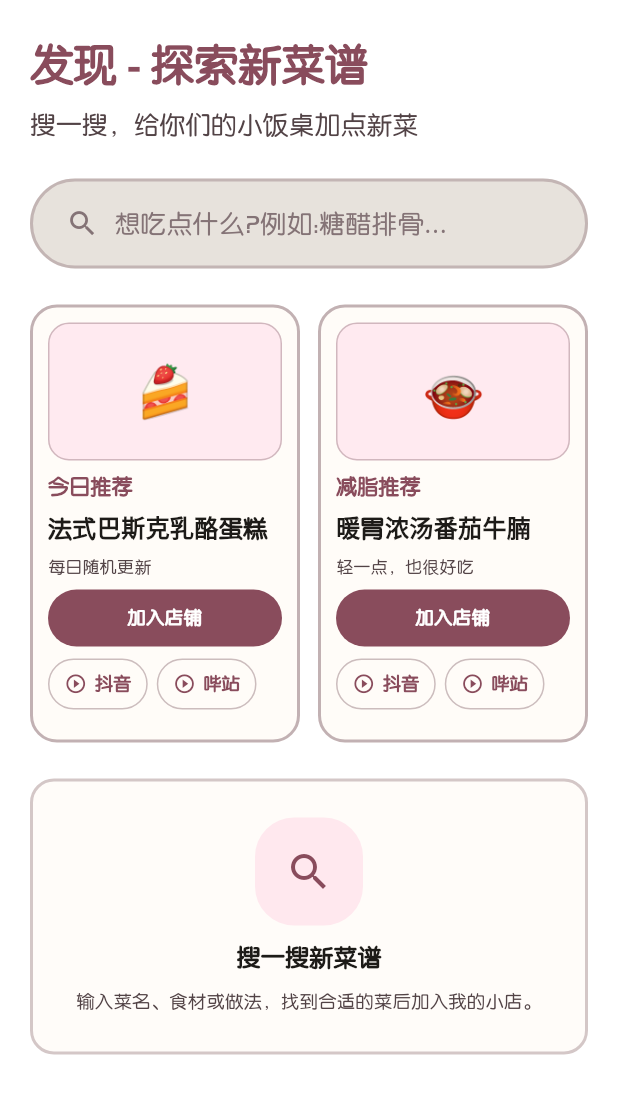
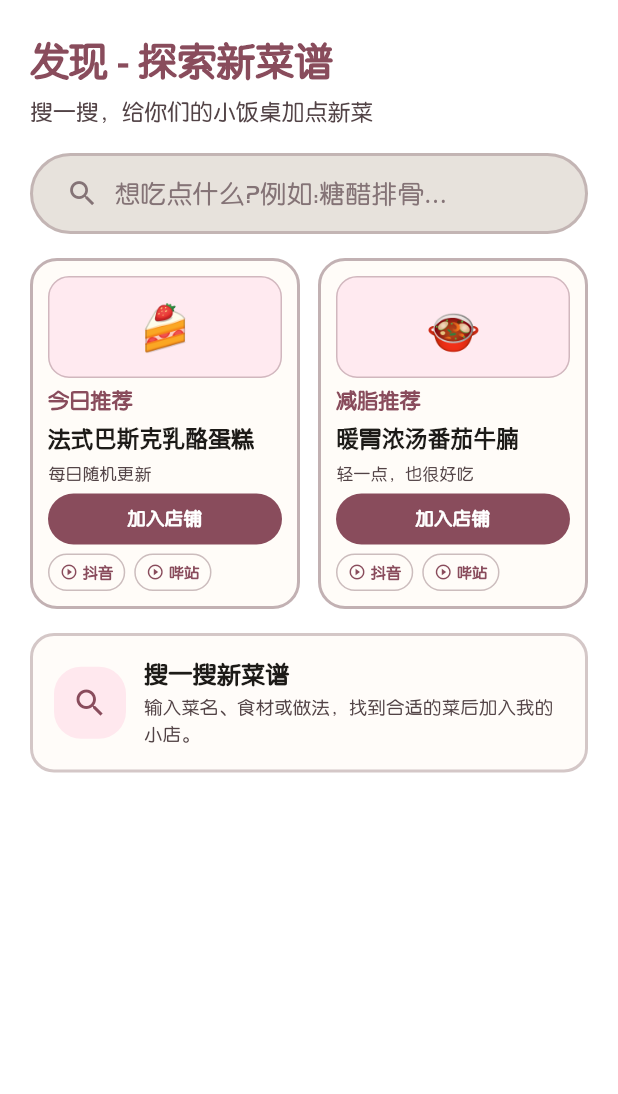
Before and after one commit to smawdf/-app, a Flutter app: the DiscoverPage widget shown alone on an empty page, opened directly with empty values, on a phone screen of 412 x 824 dp. Shown: the top 1094 px of the screen. Run offline on Flutter 3.47's test engine with Material 3 defaults, Android fonts, the phone set to English and light mode, and no system bars; our stand-ins replace dio, flutter_animate, supabase_flutter; missing offline and left inert: liquid_glass_widgets; accounts and stored records are empty.

Commit message:
feat(discover): 发现页收紧排版，一屏装得下
- 标题 29->26、副标题 17->15、分隔 24->16、搜索框 60->54
- 推荐卡 minHeight 292->214、图高 92->68、标题/副标题收成一行；两个视频 chip 加 dense 变体（此前在 113dp 卡宽下折成两行）
- 「搜一搜新菜谱」提示卡与空态卡由竖排大卡改横排一行，各省约 120dp
- 结果卡缩略图 100->84、菜名 22->19，「加入我的小店」按钮高度 38->34

```diff
--- a/lib/ui/pages/discover_page.dart
+++ b/lib/ui/pages/discover_page.dart
@@ -302,8 +302,8 @@ class _DiscoverPageState extends State<DiscoverPage> {
           return ListView.separated(
             // 原生 contentPadding(start 20, top 24, end 20, bottom 172) → 底栏收敛为 clearance
             padding: EdgeInsets.fromLTRB(20, 24, 20, CozyDock.clearanceOf(context)),
-            // 原生 verticalArrangement = Arrangement.spacedBy(24.dp)
-            separatorBuilder: (_, _) => const SizedBox(height: 24),
+            // 原生 verticalArrangement = Arrangement.spacedBy(24.dp)，这里收到 16 让一屏装得下
+            separatorBuilder: (_, _) => const SizedBox(height: 16),
             itemCount: items.length,
             itemBuilder: (_, index) => items[index],
           );
@@ -348,19 +348,19 @@ class _DiscoverPageState extends State<DiscoverPage> {
           '发现 - 探索新菜谱',
           style: TextStyle(
             color: _discoverPrimary,
-            fontSize: 29,
-            height: 37 / 29,
+            fontSize: 26,
+            height: 34 / 26,
             fontWeight: FontWeight.w900,
             letterSpacing: 0,
           ),
         ),
-        SizedBox(height: 9),
+        SizedBox(height: 6),
         Text(
           '搜一搜，给你们的小饭桌加点新菜',
           style: TextStyle(
             color: CozyPalette.onSurfaceVariant,
-            fontSize: 17,
-            height: 25 / 17,
+            fontSize: 15,
+            height: 22 / 15,
           ),
         ),
       ],
@@ -374,7 +374,7 @@ class _DiscoverPageState extends State<DiscoverPage> {
         : _kSearchPlaceholder;
 
     return Container(
-      height: 60,
+      height: 54,
       decoration: BoxDecoration(
         color: _discoverInput,
         borderRadius: BorderRadius.circular(999),
@@ -471,11 +471,11 @@ class _DiscoverPageState extends State<DiscoverPage> {
     ];
   }
 
-  // 原生 DiscoverSearchPrompt（L669-705）
+  // 原生 DiscoverSearchPrompt（L669-705）：原生是竖排居中大卡，太占高度，这里改横排一行
   Widget _buildSearchPrompt(ThemeData theme) {
     return Container(
       width: double.infinity,
-      padding: const EdgeInsets.all(24),
+      padding: const EdgeInsets.all(14),
       decoration: BoxDecoration(
         color: _discoverCreamCard.withValues(alpha: 0.84),
         borderRadius: BorderRadius.circular(16),
@@ -484,20 +484,24 @@ class _DiscoverPageState extends State<DiscoverPage> {
           width: 2,
         ),
       ),
-      child: Column(
-        mainAxisSize: MainAxisSize.min,
+      child: Row(
         children: [
           Container(
-            width: 72,
-            height: 72,
+            width: 48,
+            height: 48,
             alignment: Alignment.center,
             decoration: BoxDecoration(
               color: _kSoftPinkBg,
-              borderRadius: BorderRadius.circular(26),
+              borderRadius: BorderRadius.circular(18),
             ),
-            child: const Icon(Icons.search, size: 32, color: _discoverPrimary),
+            child: const Icon(Icons.search, size: 24, color: _discoverPrimary),
           ),
-          const SizedBox(height: 10),
+          const SizedBox(width: 12),
+          Expanded(
+            child: Column(
+              mainAxisSize: MainAxisSize.min,
+              crossAxisAlignment: CrossAxisAlignment.start,
+              children: [
                 Text(
                   '搜一搜新菜谱',
                   style: theme.textTheme.titleMedium?.copyWith(
@@ -505,12 +509,14 @@ class _DiscoverPageState extends State<DiscoverPage> {
                     fontWeight: FontWeight.w900,
                   ),
                 ),
-          const SizedBox(height: 10),
+                const SizedBox(height: 3),
                 Text(
                   '输入菜名、食材或做法，找到合适的菜后加入我的小店。',
-            textAlign: TextAlign.center,
                   style: theme.textTheme.bodySmall?.copyWith(
                     color: CozyPalette.onSurfaceVariant,
+                  ),
+                ),
+              ],
             ),
           ),
         ],
@@ -518,12 +524,12 @@ class _DiscoverPageState extends State<DiscoverPage> {
     );
   }
 
-  // 原生 DiscoverEmptyState（L707-747）
+  // 原生 DiscoverEmptyState（L707-747）：同样由竖排大卡改横排，省掉约 120dp 高度
   Widget _buildEmptyState(ThemeData theme) {
     final query = _query.trim();
     return Container(
       width: double.infinity,
-      padding: const EdgeInsets.all(24),
+      padding: const EdgeInsets.all(14),
       decoration: BoxDecoration(
         color: _discoverCreamCard.withValues(alpha: 0.92),
         borderRadius: BorderRadius.circular(16),
@@ -535,13 +541,15 @@ class _DiscoverPageState extends State<DiscoverPage> {
       child: Column(
         mainAxisSize: MainAxisSize.min,
         children: [
+          Row(
+            children: [
               Container(
-            width: 68,
-            height: 68,
+                width: 48,
+                height: 48,
                 alignment: Alignment.center,
                 decoration: BoxDecoration(
                   color: _kSoftPinkBg,
-              borderRadius: BorderRadius.circular(24),
+                  borderRadius: BorderRadius.circular(18),
                 ),
                 child: Text(
                   '菜',
@@ -551,7 +559,12 @@ class _DiscoverPageState extends State<DiscoverPage> {
                   ),
                 ),
               ),
-          const SizedBox(height: 8),
+              const SizedBox(width: 12),
+              Expanded(
+                child: Column(
+                  mainAxisSize: MainAxisSize.min,
+                  crossAxisAlignment: CrossAxisAlignment.start,
+                  children: [
                     Text(
                       '没有找到相关菜品',
                       style: theme.textTheme.titleMedium?.copyWith(
@@ -559,16 +572,20 @@ class _DiscoverPageState extends State<DiscoverPage> {
                         fontWeight: FontWeight.w900,
                       ),
                     ),
-          const SizedBox(height: 8),
+                    const SizedBox(height: 3),
                     Text(
                       '换个更准确的菜名试试，或者直接加入我的小店后再编辑',
-            textAlign: TextAlign.center,
                       style: theme.textTheme.bodySmall?.copyWith(
                         color: CozyPalette.onSurfaceVariant,
                       ),
                     ),
+                  ],
+                ),
+              ),
+            ],
+          ),
           if (query.isNotEmpty) ...[
-            const SizedBox(height: 4),
+            const SizedBox(height: 10),
             _RecipeVideoLinkIcons(
               query: query,
               compact: false,
@@ -600,8 +617,8 @@ class _DiscoverPageState extends State<DiscoverPage> {
         child: Row(
           children: [
             SizedBox(
-              width: 100,
-              height: 100,
+              width: 84,
+              height: 84,
               child: Container(
                 clipBehavior: Clip.antiAlias,
                 decoration: BoxDecoration(
@@ -612,14 +629,14 @@ class _DiscoverPageState extends State<DiscoverPage> {
                 child: _DishImageOrPlaceholder(
                   recipe: recipe,
                   fit: BoxFit.cover,
-                  emojiSize: 38,
+                  emojiSize: 34,
                 ),
               ),
             ),
-            const SizedBox(width: 16),
+            const SizedBox(width: 14),
             Expanded(
               child: Padding(
-                padding: const EdgeInsets.symmetric(vertical: 8),
+                padding: const EdgeInsets.symmetric(vertical: 6),
                 child: Column(
                   mainAxisSize: MainAxisSize.min,
                   crossAxisAlignment: CrossAxisAlignment.start,
@@ -630,12 +647,12 @@ class _DiscoverPageState extends State<DiscoverPage> {
                       overflow: TextOverflow.ellipsis,
                       style: const TextStyle(
                         color: CozyPalette.onPrimaryContainer,
-                        fontSize: 22,
-                        height: 29 / 22,
+                        fontSize: 19,
+                        height: 25 / 19,
                         fontWeight: FontWeight.w900,
                       ),
                     ),
-                    const SizedBox(height: 7),
+                    const SizedBox(height: 6),
                     Row(
                       children: [
                         _DiscoverSourceChip(text: _displaySourceName(recipe)),
@@ -652,13 +669,13 @@ class _DiscoverPageState extends State<DiscoverPage> {
                         ),
                       ],
                     ),
-                    const SizedBox(height: 11),
+                    const SizedBox(height: 8),
                     _SquishyDiscoverButton(
                       text: added ? '已在我的小店' : '加入我的小店',
                       enabled: !added,
                       onTap: () => _addToShop(recipe),
                     ),
-                    const SizedBox(height: 9),
+                    const SizedBox(height: 7),
                     _RecipeVideoLinkIcons(
                       query: name,
                       compact: true,
@@ -713,7 +730,7 @@ class _DiscoverPageState extends State<DiscoverPage> {
       onTap: () => _showDishDetail(recipe),
       child: Container(
         width: double.infinity,
-        constraints: const BoxConstraints(minHeight: 292),
+        constraints: const BoxConstraints(minHeight: 214),
         padding: const EdgeInsets.all(10),
         decoration: BoxDecoration(
           color: _discoverCreamCard.withValues(alpha: 0.96),
@@ -729,7 +746,7 @@ class _DiscoverPageState extends State<DiscoverPage> {
           children: [
             Container(
               width: double.infinity,
-              height: 92,
+              height: 68,
               clipBehavior: Clip.antiAlias,
               decoration: BoxDecoration(
                 color: _kThumbBg,
@@ -742,58 +759,61 @@ class _DiscoverPageState extends State<DiscoverPage> {
               child: _DishImageOrPlaceholder(
                 recipe: recipe,
                 fit: BoxFit.cover,
-                emojiSize: 34,
+                emojiSize: 30,
               ),
             ),
-            const SizedBox(height: 8),
+            const SizedBox(height: 6),
             Text(
               recommendation.title,
-              maxLines: 2,
+              maxLines: 1,
               overflow: TextOverflow.ellipsis,
               style: theme.textTheme.labelLarge?.copyWith(
                 color: _discoverPrimary,
                 fontWeight: FontWeight.w900,
               ),
             ),
-            const SizedBox(height: 8),
+            const SizedBox(height: 6),
             Text(
               name,
               maxLines: 2,
               overflow: TextOverflow.ellipsis,
               style: const TextStyle(
                 color: CozyPalette.onSurface,
-                fontSize: 16,
-                height: 21 / 16,
+                fontSize: 15,
+                height: 20 / 15,
                 fontWeight: FontWeight.w900,
               ),
             ),
-            const SizedBox(height: 8),
+            const SizedBox(height: 6),
             Text(
               recommendation.subtitle,
-              maxLines: 2,
+              maxLines: 1,
               overflow: TextOverflow.ellipsis,
               style: theme.textTheme.labelSmall?.copyWith(
                 color: CozyPalette.onSurfaceVariant,
               ),
             ),
-            const SizedBox(height: 8),
+            const SizedBox(height: 6),
             _SquishyDiscoverButton(
               text: added ? '已在店铺' : '加入店铺',
               enabled: !added,
               onTap: () => _addToShop(recipe),
             ),
-            const SizedBox(height: 8),
+            const SizedBox(height: 6),
             // 原生 RecommendationVideoLinks：文案「抖音」/「哔站」，间距 6
+            // 卡片只有 ~140dp 内宽，用 dense 让两个 chip 排在一行而不是折成两行
             Wrap(
               spacing: 6,
               runSpacing: 6,
               children: [
                 _VideoSearchChip(
                   text: '抖音',
+                  dense: true,
                   onTap: () => _openVideo('抖音', name),
                 ),
                 _VideoSearchChip(
                   text: '哔站',
+                  dense: true,
                   onTap: () => _openVideo('哔站', name),
                 ),
               ],
@@ -1034,9 +1054,9 @@ class _SquishyDiscoverButton extends StatelessWidget {
       onTap: enabled ? onTap : null,
       pressedScale: 0.96,
       child: Container(
-        constraints: const BoxConstraints(minHeight: 38),
+        constraints: const BoxConstraints(minHeight: 34),
         alignment: Alignment.center,
-        padding: const EdgeInsets.symmetric(horizontal: 16, vertical: 9),
+        padding: const EdgeInsets.symmetric(horizontal: 16, vertical: 7),
         decoration: BoxDecoration(
           color: enabled ? _discoverPrimary : _kDisabledBg,
           borderRadius: BorderRadius.circular(999),
@@ -1088,10 +1108,15 @@ class _RecipeVideoLinkIcons extends StatelessWidget {
 }
 
 class _VideoSearchChip extends StatelessWidget {
-  const _VideoSearchChip({required this.text, required this.onTap});
+  const _VideoSearchChip({
+    required this.text,
+    required this.onTap,
+    this.dense = false,
+  });
 
   final String text;
   final VoidCallback onTap;
+  final bool dense;
 
   @override
   Widget build(BuildContext context) {
@@ -1099,7 +1124,10 @@ class _VideoSearchChip extends StatelessWidget {
       behavior: HitTestBehavior.opaque,
       onTap: onTap,
       child: Container(
-        padding: const EdgeInsets.symmetric(horizontal: 10, vertical: 7),
+        padding: EdgeInsets.symmetric(
+          horizontal: dense ? 7 : 10,
+          vertical: dense ? 4 : 7,
+        ),
         decoration: BoxDecoration(
           color: CozyPalette.surface,
           borderRadius: BorderRadius.circular(999),
@@ -1111,18 +1139,18 @@ class _VideoSearchChip extends StatelessWidget {
         child: Row(
           mainAxisSize: MainAxisSize.min,
           children: [
-            const Icon(
+            Icon(
               Icons.play_circle_outline,
-              size: 15,
+              size: dense ? 12 : 15,
               color: _discoverPrimary,
             ),
-            const SizedBox(width: 5),
+            SizedBox(width: dense ? 3 : 5),
             Text(
               text,
               maxLines: 1,
-              style: const TextStyle(
+              style: TextStyle(
                 color: _discoverPrimary,
-                fontSize: 12,
+                fontSize: dense ? 10 : 12,
                 fontWeight: FontWeight.w700,
               ),
             ),
```
Lines whose indentation alone changed are shown as unchanged.
